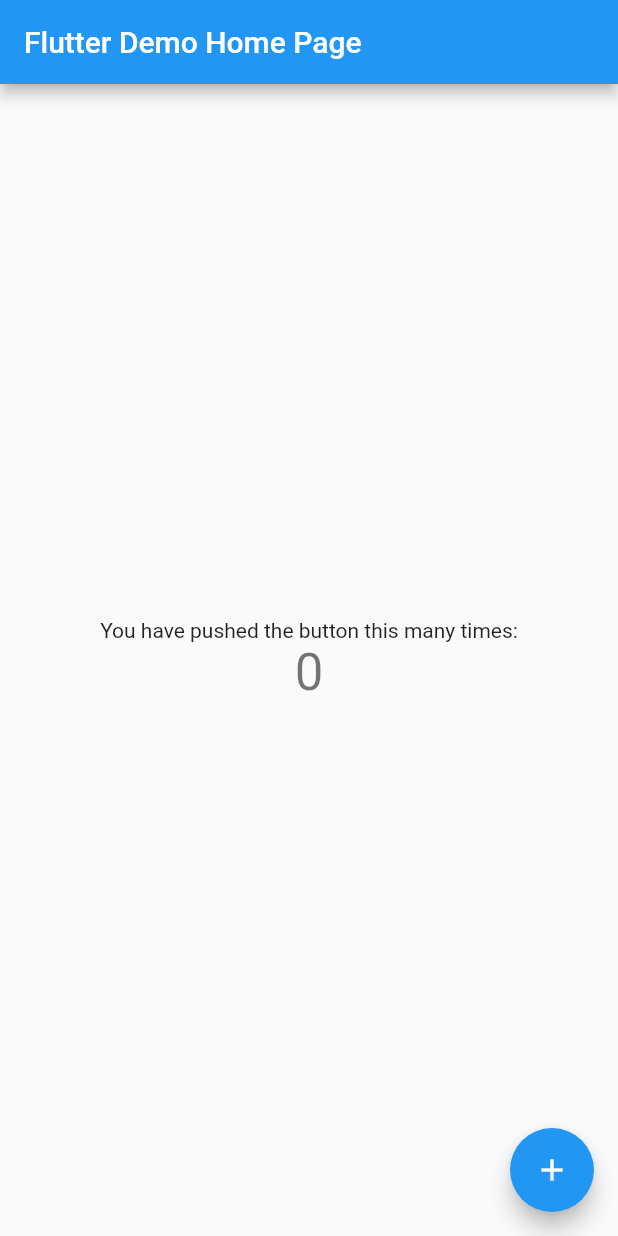
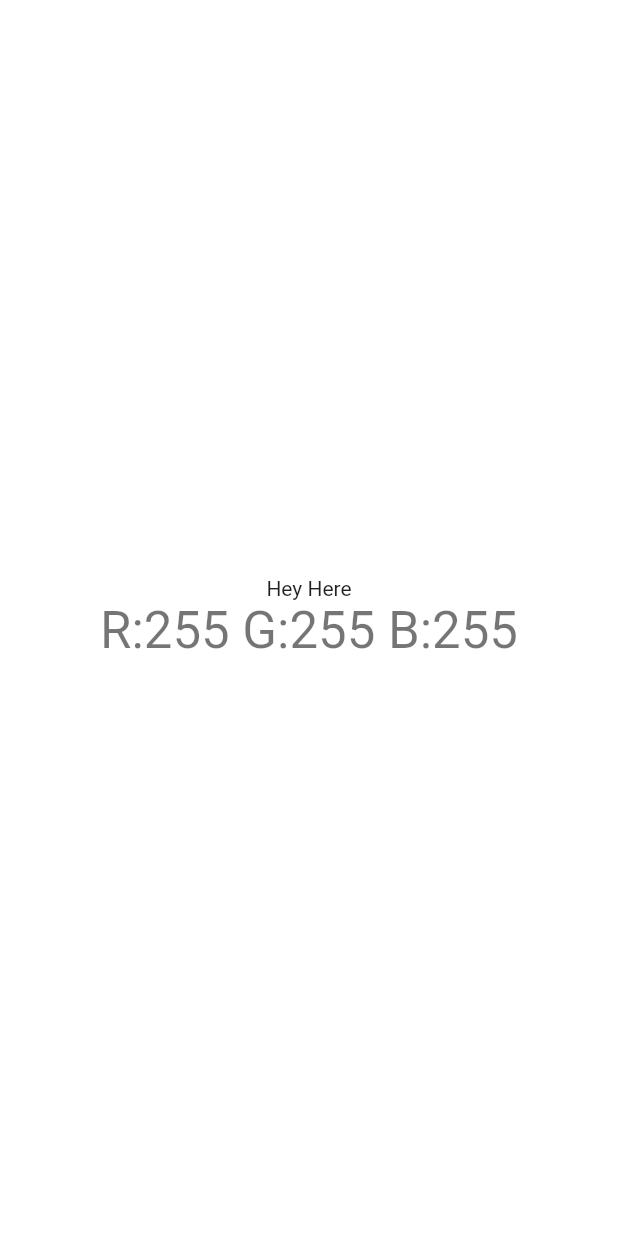
Before and after one commit to andriipundor/flutter_color_generator, a Flutter app: the screen it shows after launch, on a phone screen of 412 x 824 dp. Run offline on Flutter 3.47's test engine with Material 2 defaults, Android fonts, the phone set to English and light mode, and no system bars.

Commit message:
The app is ready

```diff
--- /dev/null
+++ b/lib/ColorGeneratorApp/color_generator_app.dart
@@ -0,0 +1,15 @@
+import 'package:flutter/material.dart';
+import 'package:flutter_color_generator/Screens/my_home_page.dart';
+
+///AppClass
+class ColorGeneratorApp extends StatelessWidget {
+
+  @override
+  Widget build(BuildContext context) {
+    return MaterialApp(
+      debugShowCheckedModeBanner: false,
+
+      home: MyHomePage(),
+    );
+  }
+}
--- /dev/null
+++ b/lib/Screens/my_home_page.dart
@@ -0,0 +1,55 @@
+import 'dart:math';
+import 'package:flutter/material.dart';
+
+/// Home Page
+class MyHomePage extends StatefulWidget {
+
+  @override
+  State<MyHomePage> createState() => _MyHomePageState();
+}
+
+class _MyHomePageState extends State<MyHomePage> {
+  final int _transparency = 255;
+  final int _max = 266;
+  int _red = 255;
+  int _green = 255;
+  int _blue = 255;
+
+
+
+  void _changeColor() {
+    setState(() {
+      _red = Random().nextInt(_max);
+      _green = Random().nextInt(_max);
+      _blue = Random().nextInt(_max);
+
+    });
+  }
+
+  @override
+  Widget build(BuildContext context) {
+    return Scaffold(
+      body: SizedBox.expand(
+        child: InkWell(
+          onTap: _changeColor,
+          child: Ink(
+            color: Color.fromARGB(_transparency, _red, _green, _blue),
+            child: Column(
+
+              mainAxisAlignment: MainAxisAlignment.center,
+              children: <Widget>[
+                const Text(
+                  'Hey Here',
+                ),
+                Text(
+                  'R:$_red G:$_green B:$_blue',
+                  style: Theme.of(context).textTheme.headline4,
+                ),
+              ],
+            ),
+          ),
+        ),
+      ),
+    );
+  }
+}
--- a/lib/main.dart
+++ b/lib/main.dart
@@ -1,115 +1,6 @@
 import 'package:flutter/material.dart';
+import 'package:flutter_color_generator/ColorGeneratorApp/color_generator_app.dart';
 
 void main() {
-  runApp(const MyApp());
+  runApp(ColorGeneratorApp());
 }
-
-class MyApp extends StatelessWidget {
-  const MyApp({super.key});
-
-  // This widget is the root of your application.
-  @override
-  Widget build(BuildContext context) {
-    return MaterialApp(
-      title: 'Flutter Demo',
-      theme: ThemeData(
-        // This is the theme of your application.
-        //
-        // Try running your application with "flutter run". You'll see the
-        // application has a blue toolbar. Then, without quitting the app, try
-        // changing the primarySwatch below to Colors.green and then invoke
-        // "hot reload" (press "r" in the console where you ran "flutter run",
-        // or simply save your changes to "hot reload" in a Flutter IDE).
-        // Notice that the counter didn't reset back to zero; the application
-        // is not restarted.
-        primarySwatch: Colors.blue,
-      ),
-      home: const MyHomePage(title: 'Flutter Demo Home Page'),
-    );
-  }
-}
-
-class MyHomePage extends StatefulWidget {
-  const MyHomePage({super.key, required this.title});
-
-  // This widget is the home page of your application. It is stateful, meaning
-  // that it has a State object (defined below) that contains fields that affect
-  // how it looks.
-
-  // This class is the configuration for the state. It holds the values (in this
-  // case the title) provided by the parent (in this case the App widget) and
-  // used by the build method of the State. Fields in a Widget subclass are
-  // always marked "final".
-
-  final String title;
-
-  @override
-  State<MyHomePage> createState() => _MyHomePageState();
-}
-
-class _MyHomePageState extends State<MyHomePage> {
-  int _counter = 0;
-
-  void _incrementCounter() {
-    setState(() {
-      // This call to setState tells the Flutter framework that something has
-      // changed in this State, which causes it to rerun the build method below
-      // so that the display can reflect the updated values. If we changed
-      // _counter without calling setState(), then the build method would not be
-      // called again, and so nothing would appear to happen.
-      _counter++;
-    });
-  }
-
-  @override
-  Widget build(BuildContext context) {
-    // This method is rerun every time setState is called, for instance as done
-    // by the _incrementCounter method above.
-    //
-    // The Flutter framework has been optimized to make rerunning build methods
-    // fast, so that you can just rebuild anything that needs updating rather
-    // than having to individually change instances of widgets.
-    return Scaffold(
-      appBar: AppBar(
-        // Here we take the value from the MyHomePage object that was created by
-        // the App.build method, and use it to set our appbar title.
-        title: Text(widget.title),
-      ),
-      body: Center(
-        // Center is a layout widget. It takes a single child and positions it
-        // in the middle of the parent.
-        child: Column(
-          // Column is also a layout widget. It takes a list of children and
-          // arranges them vertically. By default, it sizes itself to fit its
-          // children horizontally, and tries to be as tall as its parent.
-          //
-          // Invoke "debug painting" (press "p" in the console, choose the
-          // "Toggle Debug Paint" action from the Flutter Inspector in Android
-          // Studio, or the "Toggle Debug Paint" command in Visual Studio Code)
-          // to see the wireframe for each widget.
-          //
-          // Column has various properties to control how it sizes itself and
-          // how it positions its children. Here we use mainAxisAlignment to
-          // center the children vertically; the main axis here is the vertical
-          // axis because Columns are vertical (the cross axis would be
-          // horizontal).
-          mainAxisAlignment: MainAxisAlignment.center,
-          children: <Widget>[
-            const Text(
-              'You have pushed the button this many times:',
-            ),
-            Text(
-              '$_counter',
-              style: Theme.of(context).textTheme.headline4,
-            ),
-          ],
-        ),
-      ),
-      floatingActionButton: FloatingActionButton(
-        onPressed: _incrementCounter,
-        tooltip: 'Increment',
-        child: const Icon(Icons.add),
-      ), // This trailing comma makes auto-formatting nicer for build methods.
-    );
-  }
-}
```
Also changed, not shown: 1 other file.
